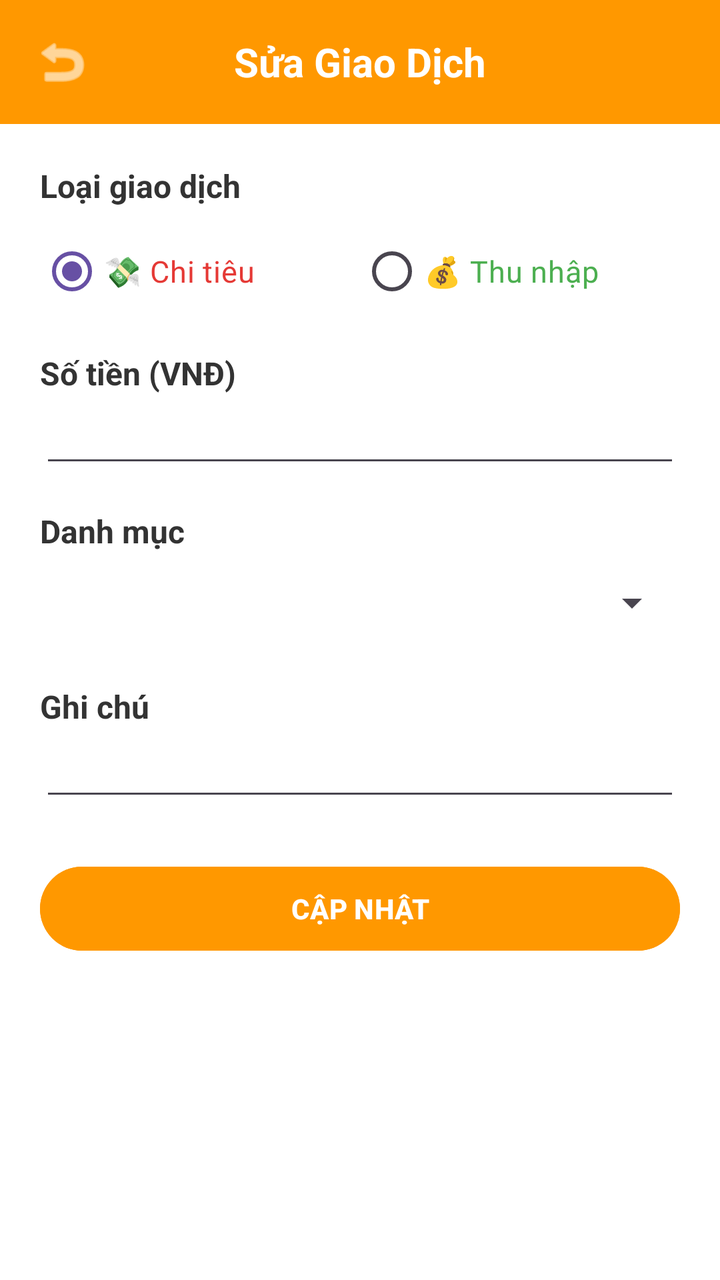
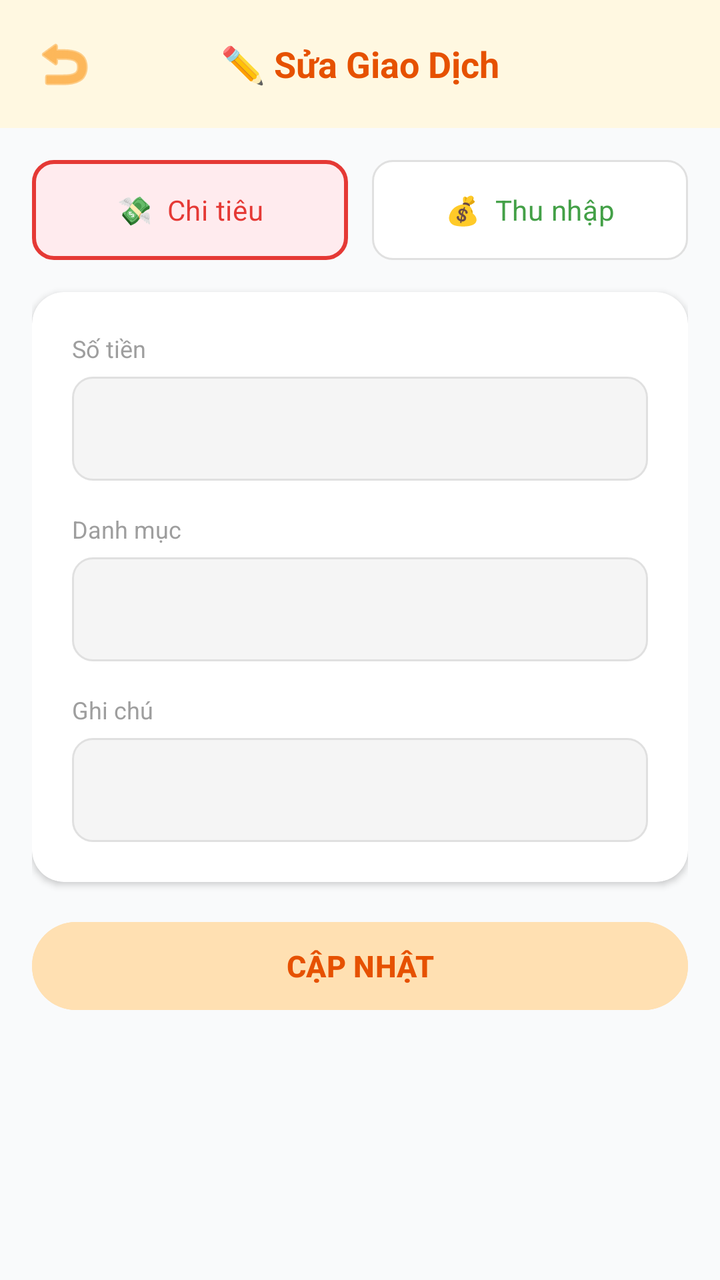

Compare the two renders of this Android layout. The source of the first and the diff that turns it into the second are given below.
<!-- AndroidManifest.xml: application theme Theme.QuanLyChiTieu -->
<!-- res/layout/activity_edit_transaction.xml -->
<?xml version="1.0" encoding="utf-8"?>
<LinearLayout xmlns:android="http://schemas.android.com/apk/res/android"
    xmlns:app="http://schemas.android.com/apk/res-auto"
    android:layout_width="match_parent"
    android:layout_height="match_parent"
    android:orientation="vertical"
    android:background="#FFFFFF">

    <LinearLayout
        android:layout_width="match_parent"
        android:layout_height="wrap_content"
        android:orientation="horizontal"
        android:background="#FF9800"
        android:padding="16dp"
        android:gravity="center_vertical">

        <ImageView
            android:id="@+id/btnBackEdit"
            android:layout_width="30dp"
            android:layout_height="30dp"
            android:src="@android:drawable/ic_menu_revert"
            app:tint="#FFFFFF"
            android:background="?attr/selectableItemBackgroundBorderless"
            android:clickable="true"
            android:focusable="true"/>

        <TextView
            android:layout_width="0dp"
            android:layout_height="wrap_content"
            android:layout_weight="1"
            android:text="Sửa Giao Dịch"
            android:textSize="20sp"
            android:textStyle="bold"
            android:textColor="#FFFFFF"
            android:gravity="center"
            android:layout_marginEnd="30dp"/>
    </LinearLayout>

    <LinearLayout
        android:layout_width="match_parent"
        android:layout_height="wrap_content"
        android:orientation="vertical"
        android:padding="20dp">

        <TextView
            android:layout_width="wrap_content"
            android:layout_height="wrap_content"
            android:text="Loại giao dịch"
            android:textSize="16sp"
            android:textStyle="bold"
            android:textColor="#333333"
            android:layout_marginBottom="8dp"/>

        <RadioGroup
            android:id="@+id/rgTypeEdit"
            android:layout_width="match_parent"
            android:layout_height="wrap_content"
            android:orientation="horizontal"
            android:layout_marginBottom="16dp">

            <RadioButton
                android:id="@+id/rbExpenseEdit"
                android:layout_width="0dp"
                android:layout_height="wrap_content"
                android:layout_weight="1"
                android:text="💸 Chi tiêu"
                android:textSize="15sp"
                android:textColor="#E53935"
                android:checked="true"/>

            <RadioButton
                android:id="@+id/rbIncomeEdit"
                android:layout_width="0dp"
                android:layout_height="wrap_content"
                android:layout_weight="1"
                android:text="💰 Thu nhập"
                android:textSize="15sp"
                android:textColor="#4CAF50"/>
        </RadioGroup>

        <TextView
            android:layout_width="wrap_content"
            android:layout_height="wrap_content"
            android:text="Số tiền (VNĐ)"
            android:textSize="16sp"
            android:textStyle="bold"
            android:textColor="#333333"/>

        <EditText
            android:id="@+id/etAmountEdit"
            android:layout_width="match_parent"
            android:layout_height="wrap_content"
            android:inputType="number"
            android:layout_marginBottom="16dp"/>

        <TextView
            android:layout_width="wrap_content"
            android:layout_height="wrap_content"
            android:text="Danh mục"
            android:textSize="16sp"
            android:textStyle="bold"
            android:textColor="#333333"/>

        <Spinner
            android:id="@+id/spinnerCategoryEdit"
            android:layout_width="match_parent"
            android:layout_height="50dp"
            android:layout_marginBottom="16dp"/>

        <TextView
            android:layout_width="wrap_content"
            android:layout_height="wrap_content"
            android:text="Ghi chú"
            android:textSize="16sp"
            android:textStyle="bold"
            android:textColor="#333333"/>

        <EditText
            android:id="@+id/etNoteEdit"
            android:layout_width="match_parent"
            android:layout_height="wrap_content"
            android:layout_marginBottom="24dp"/>

        <Button
            android:id="@+id/btnSaveEdit"
            android:layout_width="match_parent"
            android:layout_height="50dp"
            android:text="CẬP NHẬT"
            android:backgroundTint="#FF9800"
            android:textStyle="bold"
            android:textColor="@android:color/white"/>
    </LinearLayout>
</LinearLayout>
<!-- resources referenced by this layout -->
<resources>
  <style name="Theme.QuanLyChiTieu" parent="Base.Theme.QuanLyChiTieu" />
  <style name="Base.Theme.QuanLyChiTieu" parent="Theme.Material3.DayNight.NoActionBar">
          
          
      </style>
</resources>

<!-- the commit's change to res/layout/activity_edit_transaction.xml (unified diff, before → after) -->
@@ -4,22 +4,22 @@
     android:layout_width="match_parent"
     android:layout_height="match_parent"
     android:orientation="vertical"
-    android:background="#FFFFFF">
+    android:background="#F9FAFB">
 
     <LinearLayout
         android:layout_width="match_parent"
         android:layout_height="wrap_content"
         android:orientation="horizontal"
-        android:background="#FF9800"
+        android:background="#FFF8E1"
         android:padding="16dp"
         android:gravity="center_vertical">
 
         <ImageView
             android:id="@+id/btnBackEdit"
-            android:layout_width="30dp"
-            android:layout_height="30dp"
+            android:layout_width="32dp"
+            android:layout_height="32dp"
             android:src="@android:drawable/ic_menu_revert"
-            app:tint="#FFFFFF"
+            app:tint="#FB8C00"
             android:background="?attr/selectableItemBackgroundBorderless"
             android:clickable="true"
             android:focusable="true"/>
@@ -28,106 +28,135 @@
             android:layout_width="0dp"
             android:layout_height="wrap_content"
             android:layout_weight="1"
-            android:text="Sửa Giao Dịch"
-            android:textSize="20sp"
+            android:text="✏️ Sửa Giao Dịch"
+            android:textSize="18sp"
             android:textStyle="bold"
-            android:textColor="#FFFFFF"
+            android:textColor="#E65100"
             android:gravity="center"
-            android:layout_marginEnd="30dp"/>
+            android:layout_marginEnd="32dp"/>
     </LinearLayout>
 
-    <LinearLayout
+    <ScrollView
         android:layout_width="match_parent"
-        android:layout_height="wrap_content"
-        android:orientation="vertical"
-        android:padding="20dp">
+        android:layout_height="match_parent">
 
-        <TextView
-            android:layout_width="wrap_content"
-            android:layout_height="wrap_content"
-            android:text="Loại giao dịch"
-            android:textSize="16sp"
-            android:textStyle="bold"
-            android:textColor="#333333"
-            android:layout_marginBottom="8dp"/>
-
-        <RadioGroup
-            android:id="@+id/rgTypeEdit"
+        <LinearLayout
             android:layout_width="match_parent"
             android:layout_height="wrap_content"
-            android:orientation="horizontal"
-            android:layout_marginBottom="16dp">
+            android:orientation="vertical"
+            android:padding="16dp">
 
-            <RadioButton
-                android:id="@+id/rbExpenseEdit"
-                android:layout_width="0dp"
+            <RadioGroup
+                android:id="@+id/rgTypeEdit"
+                android:layout_width="match_parent"
                 android:layout_height="wrap_content"
-                android:layout_weight="1"
-                android:text="💸 Chi tiêu"
+                android:orientation="horizontal"
+                android:layout_marginBottom="16dp">
+
+                <RadioButton
+                    android:id="@+id/rbExpenseEdit"
+                    android:layout_width="0dp"
+                    android:layout_height="50dp"
+                    android:layout_weight="1"
+                    android:text="💸  Chi tiêu"
+                    android:textSize="14sp"
+                    android:textColor="#E53935"
+                    android:gravity="center"
+                    android:button="@null"
+                    android:background="@drawable/tab_selector_expense"
+                    android:checked="true"
+                    android:layout_marginEnd="6dp"/>
+
+                <RadioButton
+                    android:id="@+id/rbIncomeEdit"
+                    android:layout_width="0dp"
+                    android:layout_height="50dp"
+                    android:layout_weight="1"
+                    android:text="💰  Thu nhập"
+                    android:textSize="14sp"
+                    android:textColor="#43A047"
+                    android:gravity="center"
+                    android:button="@null"
+                    android:background="@drawable/tab_selector_income"
+                    android:layout_marginStart="6dp"/>
+            </RadioGroup>
+
+            <androidx.cardview.widget.CardView
+                android:layout_width="match_parent"
+                android:layout_height="wrap_content"
+                app:cardCornerRadius="16dp"
+                app:cardElevation="2dp"
+                app:cardBackgroundColor="#FFFFFF">
+
+                <LinearLayout
+                    android:layout_width="match_parent"
+                    android:layout_height="wrap_content"
+                    android:orientation="vertical"
+                    android:padding="20dp">
+
+                    <TextView
+                        android:layout_width="wrap_content"
+                        android:layout_height="wrap_content"
+                        android:text="Số tiền"
+                        android:textSize="12sp"
+                        android:textColor="#9E9E9E"
+                        android:layout_marginBottom="6dp"/>
+
+                    <EditText
+                        android:id="@+id/etAmountEdit"
+                        android:layout_width="match_parent"
+                        android:layout_height="52dp"
+                        android:inputType="number"
+                        android:textSize="18sp"
+                        android:textStyle="bold"
+                        android:textColor="#424242"
+                        android:padding="12dp"
+                        android:background="@drawable/rounded_edittext"
+                        android:layout_marginBottom="16dp"/>
+
+                    <TextView
+                        android:layout_width="wrap_content"
+                        android:layout_height="wrap_content"
+                        android:text="Danh mục"
+                        android:textSize="12sp"
+                        android:textColor="#9E9E9E"
+                        android:layout_marginBottom="6dp"/>
+
+                    <Spinner
+                        android:id="@+id/spinnerCategoryEdit"
+                        android:layout_width="match_parent"
+                        android:layout_height="52dp"
+                        android:background="@drawable/rounded_edittext"
+                        android:paddingStart="12dp"
+                        android:layout_marginBottom="16dp"/>
+
+                    <TextView
+                        android:layout_width="wrap_content"
+                        android:layout_height="wrap_content"
+                        android:text="Ghi chú"
+                        android:textSize="12sp"
+                        android:textColor="#9E9E9E"
+                        android:layout_marginBottom="6dp"/>
+
+                    <EditText
+                        android:id="@+id/etNoteEdit"
+                        android:layout_width="match_parent"
+                        android:layout_height="52dp"
+                        android:padding="12dp"
+                        android:background="@drawable/rounded_edittext"/>
+                </LinearLayout>
+            </androidx.cardview.widget.CardView>
+
+            <Button
+                android:id="@+id/btnSaveEdit"
+                android:layout_width="match_parent"
+                android:layout_height="52dp"
+                android:text="CẬP NHẬT"
+                android:backgroundTint="#FFE0B2"
+                android:textColor="#E65100"
+                android:textStyle="bold"
                 android:textSize="15sp"
-                android:textColor="#E53935"
-                android:checked="true"/>
-
-            <RadioButton
-                android:id="@+id/rbIncomeEdit"
-                android:layout_width="0dp"
-                android:layout_height="wrap_content"
-                android:layout_weight="1"
-                android:text="💰 Thu nhập"
-                android:textSize="15sp"
-                android:textColor="#4CAF50"/>
-        </RadioGroup>
-
-        <TextView
-            android:layout_width="wrap_content"
-            android:layout_height="wrap_content"
-            android:text="Số tiền (VNĐ)"
-            android:textSize="16sp"
-            android:textStyle="bold"
-            android:textColor="#333333"/>
-
-        <EditText
-            android:id="@+id/etAmountEdit"
-            android:layout_width="match_parent"
-            android:layout_height="wrap_content"
-            android:inputType="number"
-            android:layout_marginBottom="16dp"/>
-
-        <TextView
-            android:layout_width="wrap_content"
-            android:layout_height="wrap_content"
-            android:text="Danh mục"
-            android:textSize="16sp"
-            android:textStyle="bold"
-            android:textColor="#333333"/>
-
-        <Spinner
-            android:id="@+id/spinnerCategoryEdit"
-            android:layout_width="match_parent"
-            android:layout_height="50dp"
-            android:layout_marginBottom="16dp"/>
-
-        <TextView
-            android:layout_width="wrap_content"
-            android:layout_height="wrap_content"
-            android:text="Ghi chú"
-            android:textSize="16sp"
-            android:textStyle="bold"
-            android:textColor="#333333"/>
-
-        <EditText
-            android:id="@+id/etNoteEdit"
-            android:layout_width="match_parent"
-            android:layout_height="wrap_content"
-            android:layout_marginBottom="24dp"/>
-
-        <Button
-            android:id="@+id/btnSaveEdit"
-            android:layout_width="match_parent"
-            android:layout_height="50dp"
-            android:text="CẬP NHẬT"
-            android:backgroundTint="#FF9800"
-            android:textStyle="bold"
-            android:textColor="@android:color/white"/>
-    </LinearLayout>
+                android:layout_marginTop="16dp"/>
+        </LinearLayout>
+    </ScrollView>
 </LinearLayout>
<!-- resource entries referenced after the edit -->
@@ -1,5 +1,48 @@
 <!-- resources referenced by this layout -->
 <resources>
+  <!-- drawable rounded_edittext (drawable) -->
+  <?xml version="1.0" encoding="utf-8"?>
+  <shape xmlns:android="http://schemas.android.com/apk/res/android">
+      <solid android:color="#F5F5F5"/>
+      <corners android:radius="10dp"/>
+      <stroke android:width="1dp" android:color="#E0E0E0"/>
+  </shape>
+  <!-- drawable tab_selector_expense (drawable) -->
+  <?xml version="1.0" encoding="utf-8"?>
+  <selector xmlns:android="http://schemas.android.com/apk/res/android">
+      <item android:state_checked="true">
+          <shape>
+              <solid android:color="#FFEBEE"/>
+              <corners android:radius="10dp"/>
+              <stroke android:width="2dp" android:color="#E53935"/>
+          </shape>
+      </item>
+      <item>
+          <shape>
+              <solid android:color="#FFFFFF"/>
+              <corners android:radius="10dp"/>
+              <stroke android:width="1dp" android:color="#E0E0E0"/>
+          </shape>
+      </item>
+  </selector>
+  <!-- drawable tab_selector_income (drawable) -->
+  <?xml version="1.0" encoding="utf-8"?>
+  <selector xmlns:android="http://schemas.android.com/apk/res/android">
+      <item android:state_checked="true">
+          <shape>
+              <solid android:color="#E8F5E9"/>
+              <corners android:radius="10dp"/>
+              <stroke android:width="2dp" android:color="#1E8449"/>
+          </shape>
+      </item>
+      <item>
+          <shape>
+              <solid android:color="#FFFFFF"/>
+              <corners android:radius="10dp"/>
+              <stroke android:width="1dp" android:color="#E0E0E0"/>
+          </shape>
+      </item>
+  </selector>
   <style name="Theme.QuanLyChiTieu" parent="Base.Theme.QuanLyChiTieu" />
   <style name="Base.Theme.QuanLyChiTieu" parent="Theme.Material3.DayNight.NoActionBar">
           
